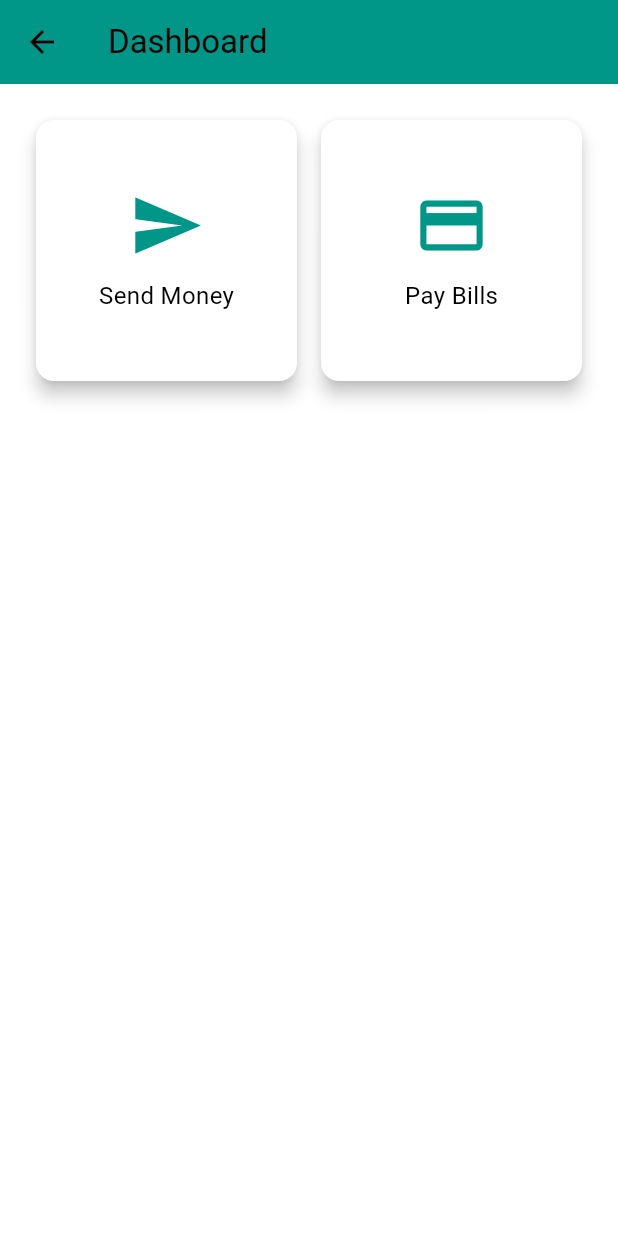
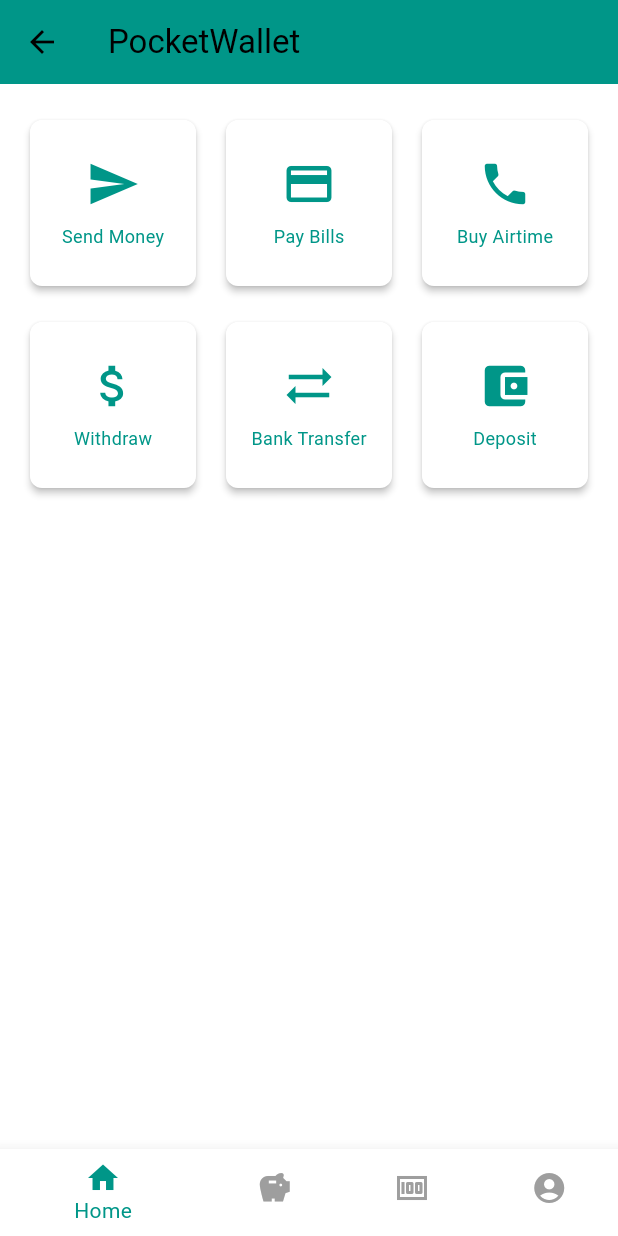
Before and after one commit to Lenkaa3792/PocketBank, a Flutter app: the DashboardPage screen opened by its route, on a phone screen of 412 x 824 dp. Run offline on Flutter 3.47's test engine with Material 3 defaults, Android fonts, the phone set to English and light mode, and no system bars.

Commit message:
added icons

```diff
--- a/lib/main.dart
+++ b/lib/main.dart
@@ -2,8 +2,11 @@
 import 'package:flutter/material.dart';
 
 // Importing the pages for login, register, and dashboard functionality.
+//IMPORTS THE LOGIN PAGE
 import 'package:pocket_banking/pages/login.dart';
+//IMPORTS THE REGISTER PAGE
 import 'package:pocket_banking/pages/register.dart';
+//IMPORTS THE DASHBOARD PAGE
 import 'package:pocket_banking/pages/dashboard.dart';
 
 // The main function is the entry point of the app.
--- a/lib/pages/dashboard.dart
+++ b/lib/pages/dashboard.dart
@@ -1,69 +1,135 @@
-// Importing the Flutter Material package to use the material design components.
 import 'package:flutter/material.dart';
 
-// Defining the DashboardPage class, which extends StatelessWidget.
-// This page displays a grid of options (e.g., Send Money, Pay Bills).
-class DashboardPage extends StatelessWidget {
-  // The build method returns the UI structure of the page.
+// Main entry point of the PocketBankingApp
+void main() {
+  runApp(PocketBankingApp());
+}
+
+// PocketBankingApp class defines the structure and behavior of the app
+class PocketBankingApp extends StatelessWidget {
   @override
   Widget build(BuildContext context) {
-    return Scaffold(
-      // Scaffold provides the overall structure of the screen.
-      appBar: AppBar(
-        // AppBar at the top with a title 'Dashboard'.
-        title: Text('Dashboard'),
-        backgroundColor: Colors.teal, // Setting AppBar background color to teal.
+    return MaterialApp(
+      title: 'Pocket Banking', // App title
+      theme: ThemeData(
+        primaryColor: Colors.teal, // Teal as primary color for the app theme
+        colorScheme: ColorScheme.fromSwatch(
+          primarySwatch: Colors.teal, // Color scheme uses teal as base color
+        ).copyWith(
+          secondary: Colors.tealAccent, // Accent color set to teal accent
+        ),
+        textTheme: TextTheme(
+          headlineMedium: TextStyle(fontSize: 24, fontWeight: FontWeight.bold, color: Colors.teal),
+          bodyMedium: TextStyle(fontSize: 16, color: Colors.black), // Body text style
+        ),
+        buttonTheme: ButtonThemeData(
+          buttonColor: Colors.teal, // Teal color for buttons
+          textTheme: ButtonTextTheme.primary,
+        ),
+        elevatedButtonTheme: ElevatedButtonThemeData(
+          style: ElevatedButton.styleFrom(
+            backgroundColor: Colors.teal, // Elevated button color
+          ),
+        ),
       ),
-
-      // The body contains a GridView that shows dashboard items in a grid layout.
-      body: GridView.count(
-        crossAxisCount: 2, // Display two items per row.
-        padding: EdgeInsets.all(16.0), // Add padding around the grid items.
-
-        // The children property holds the dashboard items.
-        children: <Widget>[
-          // Build a dashboard item for 'Send Money' with an icon and label.
-          _buildDashboardItem(context, Icons.send, 'Send Money', '/sendmoney'),
-
-          // Build another dashboard item for 'Pay Bills' with an icon and label.
-          _buildDashboardItem(context, Icons.payment, 'Pay Bills', '/paybills'),
-
-          // You can add more items here as needed.
-        ],
-      ),
+      home: DashboardPage(), // Set the home screen to the DashboardPage
     );
   }
+}
 
-  // A helper function that builds individual dashboard items.
-  // Takes the context, icon, label, and route for navigation.
-  Widget _buildDashboardItem(BuildContext context, IconData icon, String label, String route) {
-    // GestureDetector allows detecting taps on the card.
-    return GestureDetector(
-      // When tapped, navigate to the specified route.
-      onTap: () => Navigator.pushNamed(context, route), // Navigates to a specific page based on the route.
+// DashboardPage defines the main screen with the grid and bottom navigation bar
+class DashboardPage extends StatefulWidget {
+  @override
+  _DashboardPageState createState() => _DashboardPageState();
+}
 
-      // The card visually represents the dashboard item with an icon and label.
-      child: Card(
-        elevation: 5, // Adds a shadow effect to the card to give it some depth.
-        margin: EdgeInsets.all(8.0), // Adds margin around each card.
+class _DashboardPageState extends State<DashboardPage> {
+  int _selectedIndex = 0; // Keeps track of the selected tab in the bottom navigation
 
-        // The Column widget arranges the icon and text vertically.
-        child: Column(
-          mainAxisAlignment: MainAxisAlignment.center, // Center both the icon and label in the card.
+  // List of pages to switch between (currently only the DashboardPage is used)
+  final List<Widget> _pages = <Widget>[
+    DashboardGrid(), // Grid view for dashboard items
+    Center(child: Text('Savings Page')),
+    Center(child: Text('Loan Page')),
+    Center(child: Text('Account Page')),
+  ];
 
-          // Children widgets inside the column.
-          children: <Widget>[
-            // Icon widget to display an icon for the dashboard item.
-            Icon(icon, size: 50, color: Colors.teal), // The icon is displayed in teal color and sized at 50.
+  // Handler for tapping a navigation item
+  void _onItemTapped(int index) {
+    setState(() {
+      _selectedIndex = index;
+    });
+  }
 
-            // SizedBox adds vertical spacing between the icon and the label.
-            SizedBox(height: 10),
-
-            // Text widget to display the label (e.g., 'Send Money', 'Pay Bills').
-            Text(label, style: Theme.of(context).textTheme.bodyMedium), // Displays the label with the app's text style.
+  @override
+  Widget build(BuildContext context) {
+    return SafeArea(
+      child: Scaffold(
+        appBar: AppBar(
+          title: Text('PocketWallet'), // App bar title
+          backgroundColor: Colors.teal,
+        ),
+        body: _pages[_selectedIndex], // Display the selected page (grid or other pages)
+        bottomNavigationBar: BottomNavigationBar(
+          currentIndex: _selectedIndex, // Current selected index
+          onTap: _onItemTapped, // Tap handler
+          selectedItemColor: Colors.teal, // Selected item color (teal)
+          unselectedItemColor: Colors.grey, // Unselected item color (grey)
+          items: [
+            BottomNavigationBarItem(icon: Icon(Icons.home), label: 'Home'),
+            BottomNavigationBarItem(icon: Icon(Icons.savings), label: 'Savings'),
+            BottomNavigationBarItem(icon: Icon(Icons.money), label: 'Loan'),
+            BottomNavigationBarItem(icon: Icon(Icons.account_circle), label: 'Account'),
           ],
         ),
       ),
     );
   }
 }
+
+// DashboardGrid is the grid layout on the main screen
+class DashboardGrid extends StatelessWidget {
+  @override
+  Widget build(BuildContext context) {
+    return SingleChildScrollView(
+      child: GridView.count(
+        crossAxisCount: 3, // Three columns in the grid
+        shrinkWrap: true, // Shrinks the grid size to fit its content
+        physics: NeverScrollableScrollPhysics(), // Prevents independent scrolling
+        padding: EdgeInsets.symmetric(horizontal: 16.0, vertical: 20.0), // Padding around the grid
+        crossAxisSpacing: 12.0, // Horizontal space between grid items
+        mainAxisSpacing: 16.0, // Vertical space between grid items
+        children: <Widget>[
+          _buildDashboardItem(context, Icons.send, 'Send Money', '/sendmoney'),
+          _buildDashboardItem(context, Icons.payment, 'Pay Bills', '/paybills'),
+          _buildDashboardItem(context, Icons.phone, 'Buy Airtime', '/buyairtime'),
+          _buildDashboardItem(context, Icons.attach_money, 'Withdraw', '/withdraw'),
+          _buildDashboardItem(context, Icons.sync_alt, 'Bank Transfer', '/banktransfer'),
+          _buildDashboardItem(context, Icons.account_balance_wallet, 'Deposit', '/deposit'),
+        ],
+      ),
+    );
+  }
+
+  // Builds a single dashboard item (icon + text)
+  Widget _buildDashboardItem(BuildContext context, IconData icon, String label, String route) {
+    return GestureDetector(
+      onTap: () {
+        Navigator.pushNamed(context, route); // Navigate to the corresponding route
+      },
+      child: Card(
+        color: Colors.white,
+        elevation: 2.0,
+        shape: RoundedRectangleBorder(borderRadius: BorderRadius.circular(8.0)), // Rounded card shape
+        child: Column(
+          mainAxisAlignment: MainAxisAlignment.center, // Center the content vertically
+          children: <Widget>[
+            Icon(icon, size: 36.0, color: Colors.teal), // Icon for the grid item
+            SizedBox(height: 8.0), // Space between icon and text
+            Text(label, style: TextStyle(fontSize: 12.0, color: Colors.teal)), // Label below the icon
+          ],
+        ),
+      ),
+    );
+  }
+}
--- a/lib/pages/login.dart
+++ b/lib/pages/login.dart
@@ -12,7 +12,7 @@ class LoginPage extends StatelessWidget {
       appBar: AppBar(
         // The AppBar is the top bar that typically holds the title and actions.
         title: Text(
-          'Login',
+          'Login to PocketWallet',
           style: TextStyle(color: Colors.white), // Setting the AppBar title text to white.
         ),
         backgroundColor: Colors.teal, // Setting the AppBar background to teal.
--- a/lib/pages/register.dart
+++ b/lib/pages/register.dart
@@ -12,7 +12,7 @@ class RegisterPage extends StatelessWidget {
       appBar: AppBar(
         // AppBar is the top bar for the screen, usually containing a title or actions.
         title: Text(
-          'Register',
+          'Register to PocketWallet',
           style: TextStyle(color: Colors.white), // Sets the AppBar title text color to white.
         ),
         backgroundColor: Colors.teal, // Teal color for the AppBar background.
```
